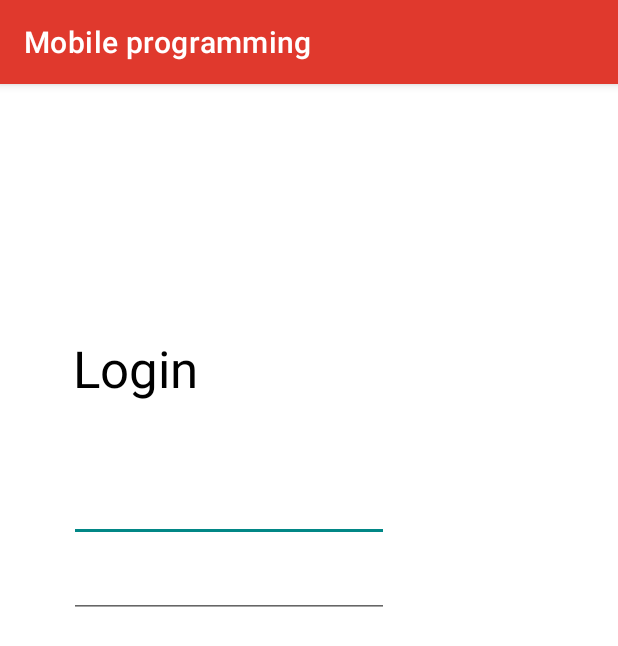
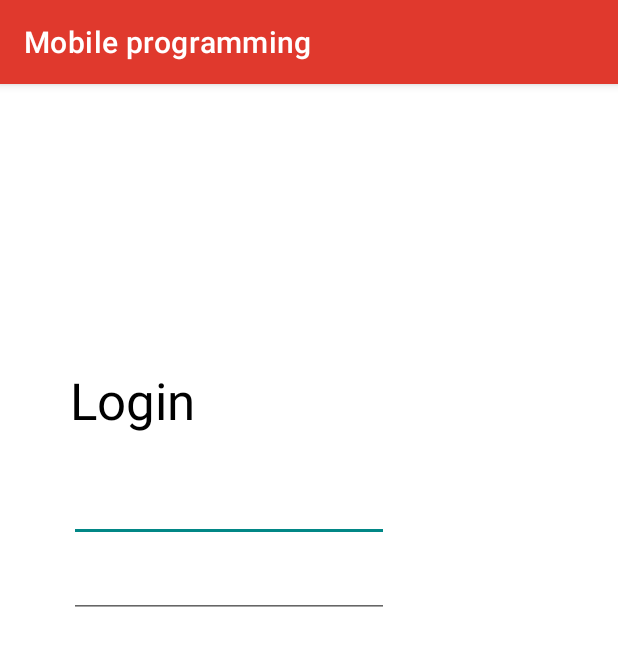
Before and after one commit to AlessandroS01/Polimarche, an Android app: the screen it shows after launch (MainActivity), on a phone screen of 412 x 824 dp. Shown: the top 646 px of the screen. Run offline under Robolectric (Android 15) with nearby library versions, the phone set to English and light mode, and no system bars.

Commit message:
Commit trusttt

```diff
--- a/app/src/main/res/layout/activity_main.xml
+++ b/app/src/main/res/layout/activity_main.xml
@@ -15,10 +15,10 @@
         android:textSize="34sp"
         app:layout_constraintBottom_toBottomOf="parent"
         app:layout_constraintEnd_toEndOf="parent"
-        app:layout_constraintHorizontal_bias="0.149"
+        app:layout_constraintHorizontal_bias="0.143"
         app:layout_constraintStart_toStartOf="parent"
         app:layout_constraintTop_toTopOf="parent"
-        app:layout_constraintVertical_bias="0.236" />
+        app:layout_constraintVertical_bias="0.266" />
 
     <EditText
         android:id="@+id/editTextTextEmailAddress"
```
